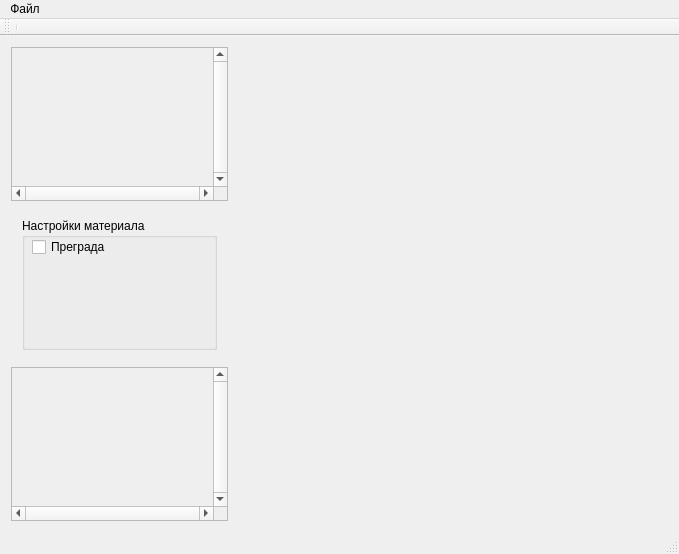
This is DizzyEditor/cmainwindow.ui in da-nie/Dizzy-Editor- as Qt 5 draws it before an edit. The edited form follows.
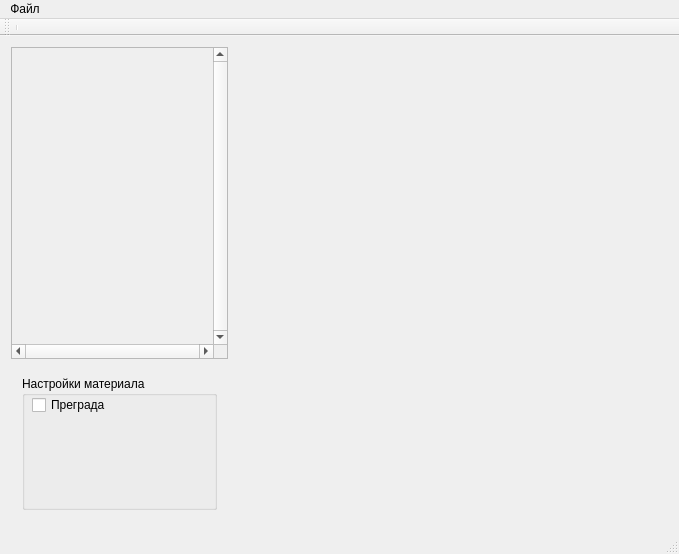
This is the edited form. Custom widgets are drawn as their Qt base class.

```diff
--- a/DizzyEditor/cmainwindow.ui
+++ b/DizzyEditor/cmainwindow.ui
@@ -17,7 +17,10 @@
    <layout class="QGridLayout" name="gridLayout" rowstretch="1">
     <item row="0" column="0">
      <layout class="QGridLayout" name="gridLayout_basic" rowstretch="10,10,10" columnstretch="5,10">
-      <item row="1" column="0">
+      <item row="0" column="1" rowspan="3">
+       <widget class="CMapEditor" name="cMapEditor" native="true"/>
+      </item>
+      <item row="2" column="0">
        <widget class="QWidget" name="widget" native="true">
         <layout class="QGridLayout" name="gridLayout_3">
          <item row="0" column="0">
@@ -43,31 +46,8 @@
         </layout>
        </widget>
       </item>
-      <item row="2" column="0">
-       <widget class="QScrollArea" name="cScrollArea_Map">
-        <property name="verticalScrollBarPolicy">
-         <enum>Qt::ScrollBarAlwaysOn</enum>
-        </property>
-        <property name="horizontalScrollBarPolicy">
-         <enum>Qt::ScrollBarAlwaysOn</enum>
-        </property>
-        <property name="widgetResizable">
-         <bool>true</bool>
-        </property>
-        <widget class="QWidget" name="cScrollAreaWidgetContents_Map">
-         <property name="geometry">
-          <rect>
-           <x>0</x>
-           <y>0</y>
-           <width>198</width>
-           <height>137</height>
-          </rect>
-         </property>
-        </widget>
-       </widget>
-      </item>
-      <item row="0" column="0">
-       <widget class="QScrollArea" name="CScrollArea_Tiles">
+      <item row="0" column="0" rowspan="2">
+       <widget class="QScrollArea" name="cScrollArea_Tiles">
         <property name="verticalScrollBarPolicy">
          <enum>Qt::ScrollBarAlwaysOn</enum>
         </property>
@@ -83,7 +63,7 @@
            <x>0</x>
            <y>0</y>
            <width>198</width>
-           <height>137</height>
+           <height>299</height>
           </rect>
          </property>
         </widget>
```
Left out of the diff: 5 changed lines with no effect on the pictures.
